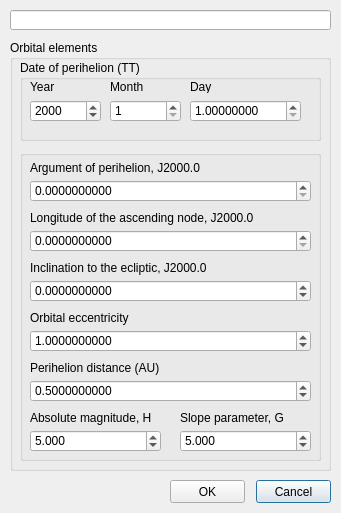
Old version of the form ccomedit.ui in the repository PavelMr/skytechx.
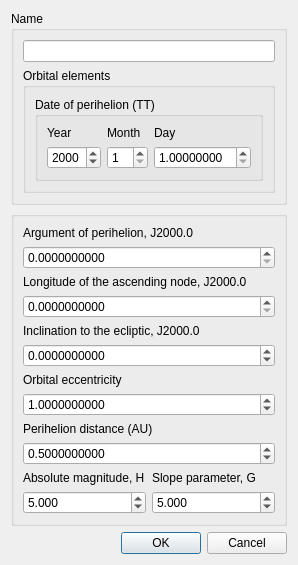
New version of the form.

The edit to the form file:
```diff
--- a/ccomedit.ui
+++ b/ccomedit.ui
@@ -6,78 +6,58 @@
    <rect>
     <x>0</x>
     <y>0</y>
-    <width>341</width>
-    <height>513</height>
+    <width>294</width>
+    <height>523</height>
    </rect>
   </property>
   <property name="windowTitle">
    <string>Edit a comet</string>
   </property>
-  <widget class="QGroupBox" name="groupBox">
-   <property name="geometry">
-    <rect>
-     <x>10</x>
-     <y>40</y>
-     <width>321</width>
-     <height>431</height>
-    </rect>
-   </property>
+  <layout class="QVBoxLayout" name="verticalLayout_9">
+   <item>
+    <layout class="QVBoxLayout" name="verticalLayout">
+     <item>
+      <widget class="QGroupBox" name="groupBox_4">
+       <property name="title">
+        <string>Name</string>
+       </property>
+       <layout class="QVBoxLayout" name="verticalLayout_3">
+        <item>
+         <layout class="QVBoxLayout" name="verticalLayout_2">
+          <item>
+           <widget class="QLineEdit" name="lineEdit">
+            <property name="maxLength">
+             <number>31</number>
+            </property>
+           </widget>
+          </item>
+         </layout>
+        </item>
+        <item>
+         <widget class="QGroupBox" name="groupBox_5">
    <property name="title">
     <string>Orbital elements</string>
    </property>
+          <layout class="QVBoxLayout" name="verticalLayout_5">
+           <item>
+            <layout class="QVBoxLayout" name="verticalLayout_4">
+             <item>
    <widget class="QGroupBox" name="groupBox_2">
-    <property name="geometry">
-     <rect>
-      <x>10</x>
-      <y>20</y>
-      <width>301</width>
-      <height>81</height>
-     </rect>
-    </property>
     <property name="title">
      <string>Date of perihelion (TT)</string>
     </property>
-    <widget class="QSpinBox" name="spinBox">
-     <property name="geometry">
-      <rect>
-       <x>10</x>
-       <y>40</y>
-       <width>71</width>
-       <height>22</height>
-      </rect>
-     </property>
-     <property name="suffix">
-      <string/>
-     </property>
-     <property name="maximum">
-      <number>3000</number>
-     </property>
-     <property name="value">
-      <number>2000</number>
-     </property>
-    </widget>
+               <layout class="QVBoxLayout" name="verticalLayout_6">
+                <item>
+                 <layout class="QGridLayout" name="gridLayout">
+                  <item row="0" column="0">
     <widget class="QLabel" name="label_2">
-     <property name="geometry">
-      <rect>
-       <x>10</x>
-       <y>20</y>
-       <width>46</width>
-       <height>13</height>
-      </rect>
-     </property>
      <property name="text">
       <string>Year</string>
      </property>
     </widget>
+                  </item>
+                  <item row="1" column="1">
     <widget class="QSpinBox" name="spinBox_2">
-     <property name="geometry">
-      <rect>
-       <x>90</x>
-       <y>40</y>
-       <width>71</width>
-       <height>22</height>
-      </rect>
-     </property>
      <property name="suffix">
       <string/>
      </property>
@@ -88,41 +68,36 @@
       <number>12</number>
      </property>
     </widget>
+                  </item>
+                  <item row="1" column="0">
+                   <widget class="QSpinBox" name="spinBox">
+                    <property name="suffix">
+                     <string/>
+                    </property>
+                    <property name="maximum">
+                     <number>3000</number>
+                    </property>
+                    <property name="value">
+                     <number>2000</number>
+                    </property>
+                   </widget>
+                  </item>
+                  <item row="0" column="1">
     <widget class="QLabel" name="label_3">
-     <property name="geometry">
-      <rect>
-       <x>90</x>
-       <y>20</y>
-       <width>46</width>
-       <height>13</height>
-      </rect>
-     </property>
      <property name="text">
       <string>Month</string>
      </property>
     </widget>
+                  </item>
+                  <item row="0" column="2">
     <widget class="QLabel" name="label_4">
-     <property name="geometry">
-      <rect>
-       <x>170</x>
-       <y>20</y>
-       <width>46</width>
-       <height>13</height>
-      </rect>
-     </property>
      <property name="text">
       <string>Day</string>
      </property>
     </widget>
+                  </item>
+                  <item row="1" column="2">
     <widget class="QDoubleSpinBox" name="doubleSpinBox_10">
-     <property name="geometry">
-      <rect>
-       <x>170</x>
-       <y>40</y>
-       <width>111</width>
-       <height>22</height>
-      </rect>
-     </property>
      <property name="decimals">
       <number>8</number>
      </property>
@@ -133,41 +108,37 @@
       <double>31.999998999999999</double>
      </property>
     </widget>
-   </widget>
-   <widget class="QGroupBox" name="groupBox_3">
-    <property name="geometry">
-     <rect>
-      <x>10</x>
-      <y>110</y>
-      <width>301</width>
-      <height>311</height>
-     </rect>
-    </property>
+                  </item>
+                 </layout>
+                </item>
+               </layout>
+              </widget>
+             </item>
+            </layout>
+           </item>
+          </layout>
+         </widget>
+        </item>
+       </layout>
+      </widget>
+     </item>
+     <item>
+      <widget class="QGroupBox" name="groupBox_6">
     <property name="title">
      <string/>
     </property>
+       <layout class="QVBoxLayout" name="verticalLayout_8">
+        <item>
+         <layout class="QVBoxLayout" name="verticalLayout_7">
+          <item>
     <widget class="QLabel" name="label_6">
-     <property name="geometry">
-      <rect>
-       <x>10</x>
-       <y>10</y>
-       <width>271</width>
-       <height>16</height>
-      </rect>
-     </property>
      <property name="text">
       <string>Argument of perihelion, J2000.0</string>
      </property>
     </widget>
+          </item>
+          <item>
     <widget class="QDoubleSpinBox" name="doubleSpinBox_2">
-     <property name="geometry">
-      <rect>
-       <x>10</x>
-       <y>30</y>
-       <width>281</width>
-       <height>22</height>
-      </rect>
-     </property>
      <property name="decimals">
       <number>10</number>
      </property>
@@ -175,28 +146,16 @@
       <double>360.000000000000000</double>
      </property>
     </widget>
+          </item>
+          <item>
     <widget class="QLabel" name="label_7">
-     <property name="geometry">
-      <rect>
-       <x>10</x>
-       <y>60</y>
-       <width>271</width>
-       <height>16</height>
-      </rect>
-     </property>
      <property name="text">
       <string>Longitude of the ascending node, J2000.0</string>
      </property>
     </widget>
+          </item>
+          <item>
     <widget class="QDoubleSpinBox" name="doubleSpinBox_3">
-     <property name="geometry">
-      <rect>
-       <x>10</x>
-       <y>80</y>
-       <width>281</width>
-       <height>22</height>
-      </rect>
-     </property>
      <property name="decimals">
       <number>10</number>
      </property>
@@ -204,28 +163,16 @@
       <double>360.000000000000000</double>
      </property>
     </widget>
+          </item>
+          <item>
     <widget class="QLabel" name="label_8">
-     <property name="geometry">
-      <rect>
-       <x>10</x>
-       <y>110</y>
-       <width>271</width>
-       <height>16</height>
-      </rect>
-     </property>
      <property name="text">
       <string>Inclination to the ecliptic, J2000.0</string>
      </property>
     </widget>
+          </item>
+          <item>
     <widget class="QDoubleSpinBox" name="doubleSpinBox_4">
-     <property name="geometry">
-      <rect>
-       <x>10</x>
-       <y>130</y>
-       <width>281</width>
-       <height>22</height>
-      </rect>
-     </property>
      <property name="decimals">
       <number>10</number>
      </property>
@@ -236,15 +183,16 @@
       <double>180.000000000000000</double>
      </property>
     </widget>
+          </item>
+          <item>
+           <widget class="QLabel" name="label_9">
+            <property name="text">
+             <string>Orbital eccentricity</string>
+            </property>
+           </widget>
+          </item>
+          <item>
     <widget class="QDoubleSpinBox" name="doubleSpinBox_5">
-     <property name="geometry">
-      <rect>
-       <x>10</x>
-       <y>180</y>
-       <width>281</width>
-       <height>22</height>
-      </rect>
-     </property>
      <property name="decimals">
       <number>10</number>
      </property>
@@ -258,41 +206,16 @@
       <double>1.000000000000000</double>
      </property>
     </widget>
-    <widget class="QLabel" name="label_9">
-     <property name="geometry">
-      <rect>
-       <x>10</x>
-       <y>160</y>
-       <width>271</width>
-       <height>16</height>
-      </rect>
-     </property>
-     <property name="text">
-      <string>Orbital eccentricity</string>
-     </property>
-    </widget>
+          </item>
+          <item>
     <widget class="QLabel" name="label_11">
-     <property name="geometry">
-      <rect>
-       <x>10</x>
-       <y>210</y>
-       <width>271</width>
-       <height>16</height>
-      </rect>
-     </property>
      <property name="text">
       <string>Perihelion distance (AU)</string>
      </property>
     </widget>
+          </item>
+          <item>
     <widget class="QDoubleSpinBox" name="doubleSpinBox_7">
-     <property name="geometry">
-      <rect>
-       <x>10</x>
-       <y>230</y>
-       <width>281</width>
-       <height>22</height>
-      </rect>
-     </property>
      <property name="decimals">
       <number>10</number>
      </property>
@@ -306,63 +229,45 @@
       <double>0.500000000000000</double>
      </property>
     </widget>
+          </item>
+          <item>
+           <layout class="QHBoxLayout" name="horizontalLayout">
+            <item>
     <widget class="QLabel" name="label_12">
-     <property name="geometry">
-      <rect>
-       <x>10</x>
-       <y>260</y>
-       <width>131</width>
-       <height>16</height>
-      </rect>
-     </property>
      <property name="text">
       <string>Absolute magnitude, H</string>
      </property>
     </widget>
-    <widget class="QDoubleSpinBox" name="doubleSpinBox_8">
-     <property name="geometry">
-      <rect>
-       <x>10</x>
-       <y>280</y>
-       <width>131</width>
-       <height>22</height>
-      </rect>
-     </property>
-     <property name="decimals">
-      <number>3</number>
-     </property>
-     <property name="minimum">
-      <double>-30.000000000000000</double>
-     </property>
-     <property name="maximum">
-      <double>30.000000000000000</double>
-     </property>
-     <property name="value">
-      <double>5.000000000000000</double>
-     </property>
-    </widget>
+            </item>
+            <item>
     <widget class="QLabel" name="label_13">
-     <property name="geometry">
-      <rect>
-       <x>160</x>
-       <y>260</y>
-       <width>131</width>
-       <height>16</height>
-      </rect>
-     </property>
      <property name="text">
       <string>Slope parameter, G</string>
      </property>
     </widget>
+            </item>
+           </layout>
+          </item>
+          <item>
+           <layout class="QHBoxLayout" name="horizontalLayout_2">
+            <item>
+             <widget class="QDoubleSpinBox" name="doubleSpinBox_8">
+              <property name="decimals">
+               <number>3</number>
+              </property>
+              <property name="minimum">
+               <double>-30.000000000000000</double>
+              </property>
+              <property name="maximum">
+               <double>30.000000000000000</double>
+              </property>
+              <property name="value">
+               <double>5.000000000000000</double>
+              </property>
+             </widget>
+            </item>
+            <item>
     <widget class="QDoubleSpinBox" name="doubleSpinBox_9">
-     <property name="geometry">
-      <rect>
-       <x>160</x>
-       <y>280</y>
-       <width>131</width>
-       <height>22</height>
-      </rect>
-     </property>
      <property name="decimals">
       <number>3</number>
      </property>
@@ -376,47 +281,61 @@
       <double>5.000000000000000</double>
      </property>
     </widget>
-   </widget>
-  </widget>
-  <widget class="QPushButton" name="pushButton_2">
-   <property name="geometry">
-    <rect>
-     <x>256</x>
-     <y>480</y>
-     <width>75</width>
-     <height>23</height>
-    </rect>
-   </property>
-   <property name="text">
-    <string>Cancel</string>
-   </property>
-  </widget>
+            </item>
+           </layout>
+          </item>
+         </layout>
+        </item>
+       </layout>
+      </widget>
+     </item>
+     <item>
+      <spacer name="verticalSpacer">
+       <property name="orientation">
+        <enum>Qt::Vertical</enum>
+       </property>
+       <property name="sizeHint" stdset="0">
+        <size>
+         <width>20</width>
+         <height>40</height>
+        </size>
+       </property>
+      </spacer>
+     </item>
+     <item>
+      <layout class="QHBoxLayout" name="horizontalLayout_3">
+       <item>
+        <spacer name="horizontalSpacer">
+         <property name="orientation">
+          <enum>Qt::Horizontal</enum>
+         </property>
+         <property name="sizeHint" stdset="0">
+          <size>
+           <width>40</width>
+           <height>20</height>
+          </size>
+         </property>
+        </spacer>
+       </item>
+       <item>
   <widget class="QPushButton" name="pushButton_3">
-   <property name="geometry">
-    <rect>
-     <x>170</x>
-     <y>480</y>
-     <width>75</width>
-     <height>23</height>
-    </rect>
-   </property>
    <property name="text">
     <string>OK</string>
    </property>
   </widget>
-  <widget class="QLineEdit" name="lineEdit">
-   <property name="geometry">
-    <rect>
-     <x>10</x>
-     <y>10</y>
-     <width>321</width>
-     <height>20</height>
-    </rect>
-   </property>
-   <property name="maxLength">
-    <number>31</number>
-   </property>
-  </widget>
+       </item>
+       <item>
+        <widget class="QPushButton" name="pushButton_2">
+         <property name="text">
+          <string>Cancel</string>
+         </property>
+        </widget>
+       </item>
+      </layout>
+     </item>
+    </layout>
+   </item>
+  </layout>
  </widget>
  <resources/>
  <connections/>
```
Lines whose indentation alone changed are shown as unchanged.
